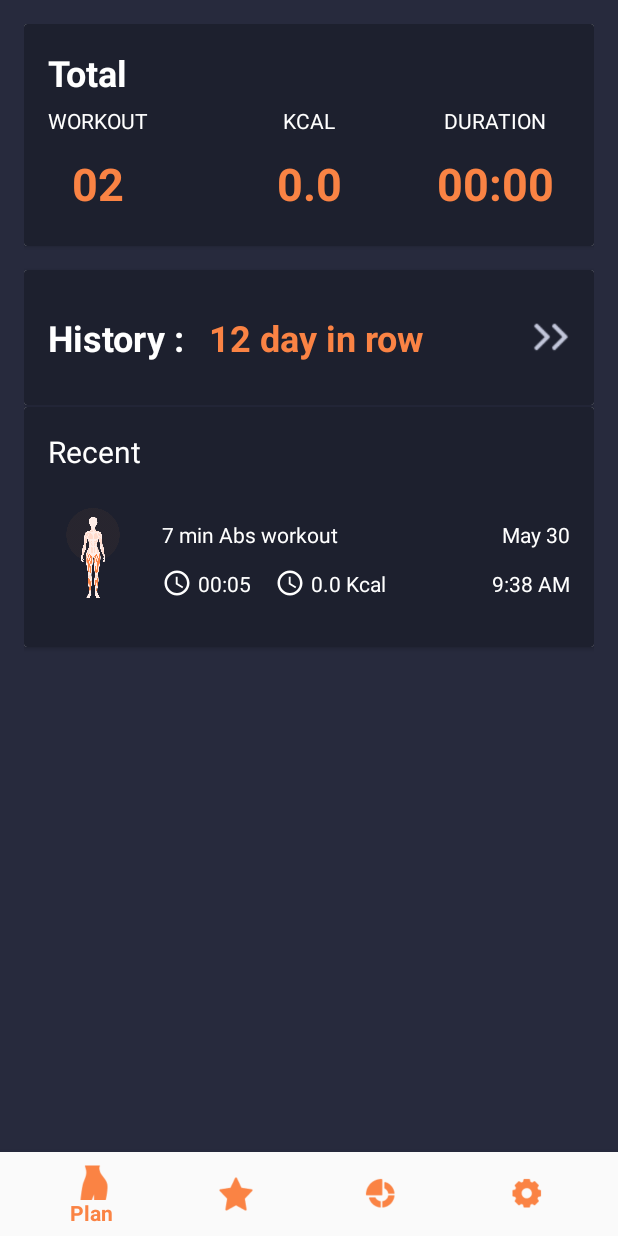
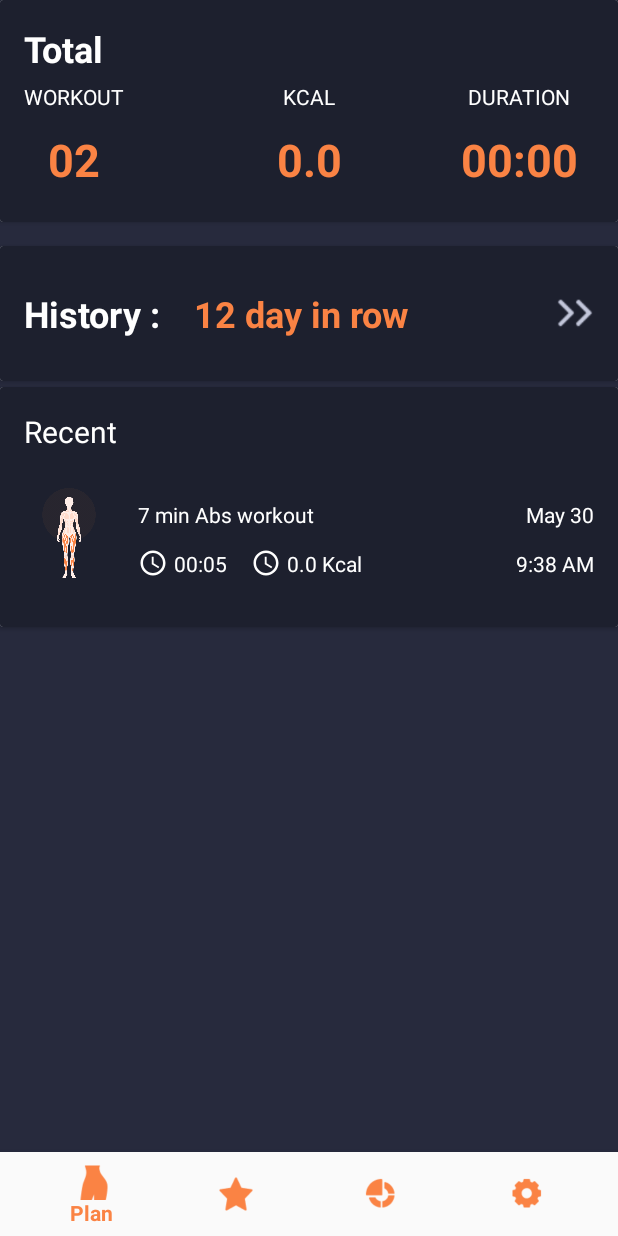
Before and after one commit to tungdaoUTE/weightBase, an Android app: the fragment CalendarFragment placed in its activity, on a phone screen of 412 x 824 dp. Run offline under Robolectric (Android 15) with nearby library versions, the phone set to English and light mode, and no system bars; 1 statement that could not run was skipped.

Commit message:
Update fragment_calendar.xml

```diff
--- a/app/src/main/res/layout/fragment_calendar.xml
+++ b/app/src/main/res/layout/fragment_calendar.xml
@@ -5,8 +5,7 @@
     android:layout_width="match_parent"
     android:layout_height="match_parent"
     android:background="#272A3D"
-    android:orientation="vertical"
-    android:padding="16dp">
+    android:orientation="vertical">
 
     <androidx.cardview.widget.CardView
         android:layout_width="match_parent"
@@ -161,7 +160,7 @@
     <androidx.cardview.widget.CardView
         android:layout_width="match_parent"
         android:layout_height="160dp"
-        android:layout_marginTop="1dp">
+        android:layout_marginTop="4dp">
 
         <androidx.constraintlayout.widget.ConstraintLayout
 
```
